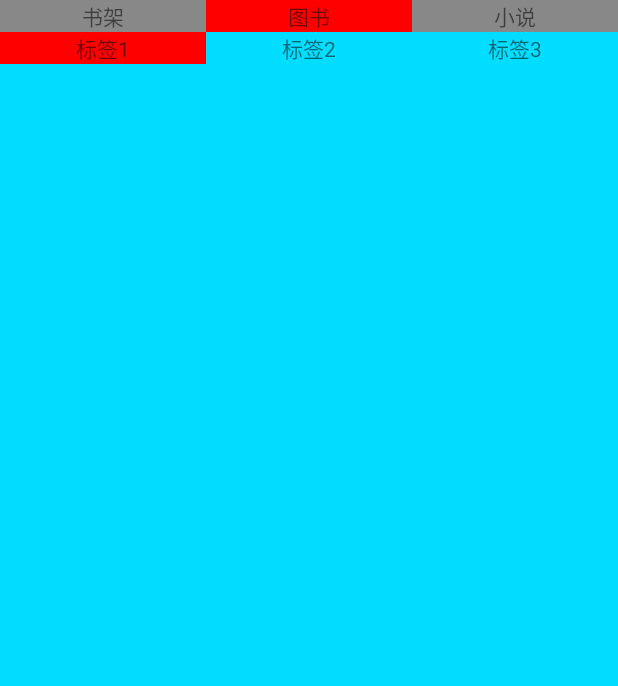
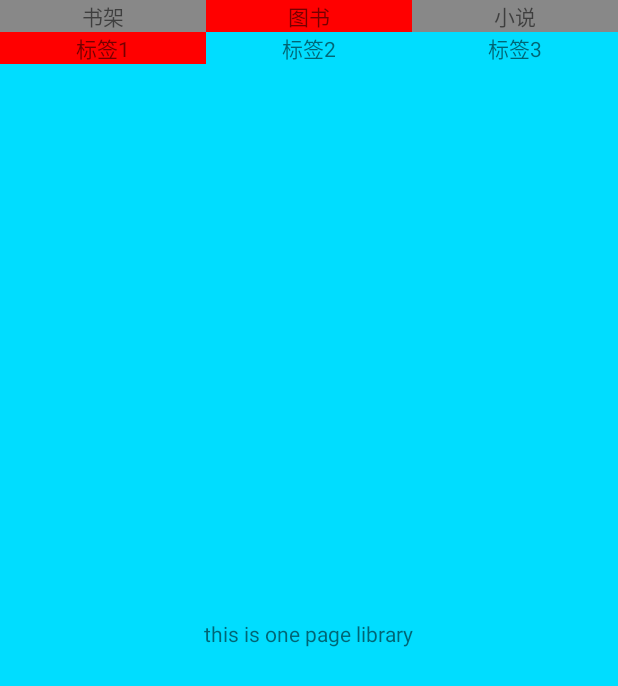
Before and after one commit to xiejinlong/lovelyBookReader, an Android app: the screen it shows after launch (MainActivity), after a tap on "图书", on a phone screen of 412 x 824 dp. Shown: the top 686 px of the screen. Run offline under Robolectric (Android 15) with nearby library versions, the phone set to English and light mode, and no system bars; 1 other tap on this screen came first.

Commit message:
ADD: first step for the project

```diff
--- a/LovelyBookReader/app/src/main/java/com/example/lovely/lovelybookreader/fragment/BookMainFragmentPage2.java
+++ b/LovelyBookReader/app/src/main/java/com/example/lovely/lovelybookreader/fragment/BookMainFragmentPage2.java
@@ -21,17 +21,18 @@ import java.util.List;
 
 public class BookMainFragmentPage2 extends Fragment implements View.OnClickListener{
     private List<Fragment> fragmentList;
-    private ViewPager viewPager;
+    private ChildViewPager viewPager;
     private TextView textView1,textView2,textView3;
 
     @Override
     public View onCreateView(LayoutInflater inflater, ViewGroup container, Bundle savedInstanceState) {
         View view = inflater.inflate(R.layout.book_main_page_2,null);
-        viewPager = (ViewPager) view.findViewById(R.id.book_library_view_pager);
+        viewPager = (ChildViewPager) view.findViewById(R.id.book_library_view_pager);
         textView1 = (TextView) view.findViewById(R.id.book_library_title_1);
         textView2 = (TextView) view.findViewById(R.id.book_library_title_2);
         textView3 = (TextView) view.findViewById(R.id.book_library_title_3);
         textView1.setBackgroundColor(Color.RED);
+        initViewPager();
         return view;
     }
 
--- a/LovelyBookReader/app/src/main/res/layout/book_library_page_1.xml
+++ b/LovelyBookReader/app/src/main/res/layout/book_library_page_1.xml
@@ -1,7 +1,8 @@
 <?xml version="1.0" encoding="utf-8"?>
 <LinearLayout xmlns:android="http://schemas.android.com/apk/res/android"
     android:orientation="vertical" android:layout_width="match_parent"
-    android:layout_height="match_parent">
+    android:layout_height="match_parent"
+    android:gravity="center">
     <TextView
         android:layout_width="wrap_content"
         android:layout_height="wrap_content"
--- a/LovelyBookReader/app/src/main/res/layout/book_library_page_2.xml
+++ b/LovelyBookReader/app/src/main/res/layout/book_library_page_2.xml
@@ -1,9 +1,10 @@
 <?xml version="1.0" encoding="utf-8"?>
 <LinearLayout xmlns:android="http://schemas.android.com/apk/res/android"
     android:orientation="vertical" android:layout_width="match_parent"
-    android:layout_height="match_parent">
+    android:layout_height="match_parent"
+    android:gravity="center">
     <TextView
         android:layout_width="wrap_content"
         android:layout_height="wrap_content"
-        android:text="this is two page library"/>
+        android:text="this is two page library" />
 </LinearLayout>
--- a/LovelyBookReader/app/src/main/res/layout/book_main_page_2.xml
+++ b/LovelyBookReader/app/src/main/res/layout/book_main_page_2.xml
@@ -30,9 +30,9 @@
            android:gravity="center"
            android:layout_weight="1"/>
    </LinearLayout>
-    <android.support.v4.view.ViewPager
+    <com.example.lovely.lovelybookreader.fragment.ChildViewPager
         android:layout_width="match_parent"
         android:layout_height="match_parent"
         android:id="@+id/book_library_view_pager">
-    </android.support.v4.view.ViewPager>
+    </com.example.lovely.lovelybookreader.fragment.ChildViewPager>
 </RelativeLayout>
```
Also changed, not shown: LovelyBookReader/app/src/main/java/com/example/lovely/lovelybookreader/fragment/ChildViewPager.java (added, +72 -0 lines), LovelyBookReader/app/src/main/res/layout/book_library_page_3.xml (+5 -33 lines).
